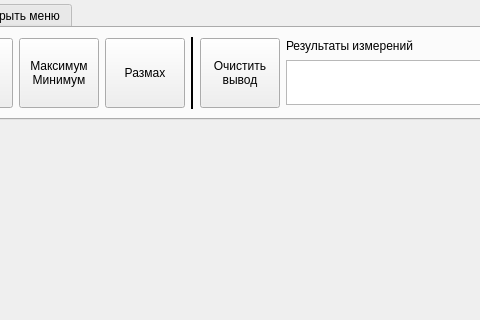
Old version of the form Qt/mainwindow.ui in the repository Ore111ek/Signal-registration-complex; both pictures show x 475 to 955 and y 0 to 320 of the 1400 by 761 pixel window.
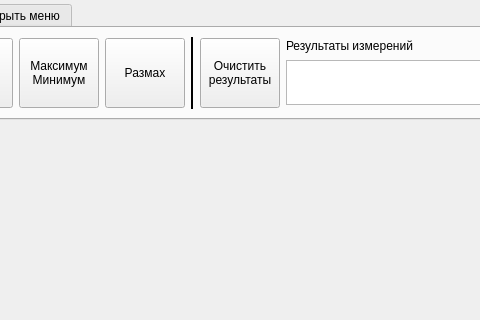
New version of the form. The open tabs and pages were chosen to show the change. Custom widgets are drawn as their Qt base class.

Diff of the .ui file:
```diff
--- a/Qt/mainwindow.ui
+++ b/Qt/mainwindow.ui
@@ -1362,7 +1362,7 @@
           </property>
           <property name="text">
            <string>Очистить
-вывод</string>
+результаты</string>
           </property>
          </widget>
         </item>
```
Left out of the diff: 12 changed lines with no effect on the pictures.
